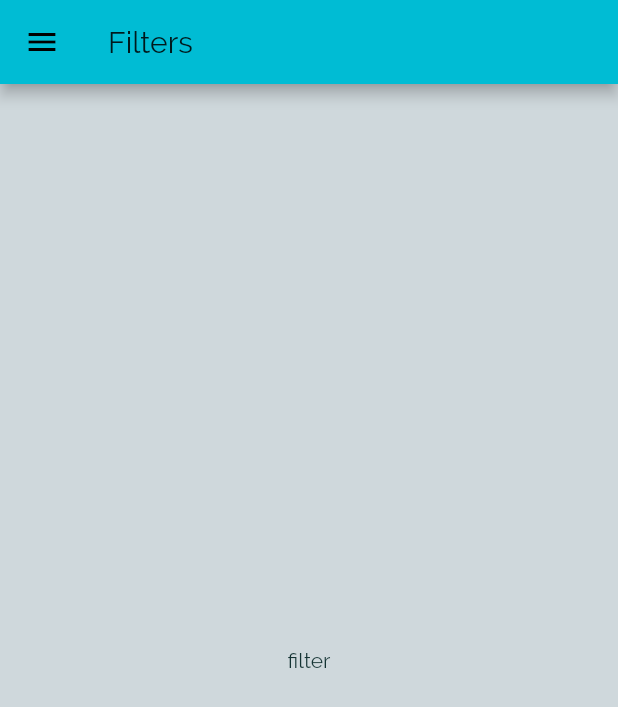
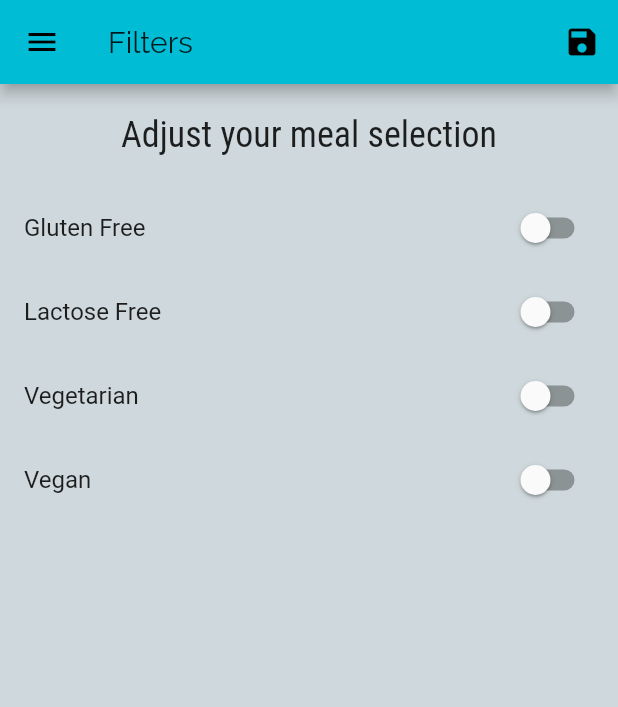
Before and after one commit to adrianbadarau/flutter-meals-app, a Flutter app: the Filter screen opened by its route, on a phone screen of 412 x 824 dp. Shown: the top 707 px of the screen. Run offline on Flutter 3.47's test engine with Material 2 defaults, Android fonts, the phone set to English and light mode, and no system bars.

Commit message:
added filters

```diff
--- a/lib/main.dart
+++ b/lib/main.dart
@@ -1,4 +1,5 @@
 import 'package:flutter/material.dart';
+import 'package:meals_app/dummy_data.dart';
 import 'package:meals_app/pages/categories.dart';
 import 'package:meals_app/pages/category_meals.dart';
 import 'package:meals_app/pages/favorites.dart';
@@ -10,8 +11,43 @@ void main() {
   runApp(MyApp());
 }
 
-class MyApp extends StatelessWidget {
+class MyApp extends StatefulWidget {
   // This widget is the root of your application.
+  @override
+  _MyAppState createState() => _MyAppState();
+}
+
+class _MyAppState extends State<MyApp> {
+  Map<String, bool> _filters = {
+    'glutenFree': false,
+    'lactoseFree': false,
+    'vegetarian': false,
+    'vegan': false
+  };
+
+  var _availableMeals = DUMMY_MEALS;
+
+  void _setFilters(Map<String, bool> filterData) {
+    setState(() {
+      _filters = filterData;
+      _availableMeals = DUMMY_MEALS.where((element) {
+        if(_filters['glutenFree'] && !element.isGlutenFree){
+          return false;
+        }
+        if(_filters['lactoseFree'] && !element.isLactoseFree){
+          return false;
+        }
+        if(_filters['vegetarian'] && !element.isVegetarian){
+          return false;
+        }
+        if(_filters['vegan'] && !element.isVegan){
+          return false;
+        }
+        return true;
+      }).toList();
+    });
+  }
+
   @override
   Widget build(BuildContext context) {
     return MaterialApp(
@@ -29,21 +65,17 @@ class MyApp extends StatelessWidget {
       ),
       routes: {
         Tabs.routeName: (ctx) => Tabs(),
-        CategoryMeals.routeName: (cxt) => CategoryMeals(),
+        CategoryMeals.routeName: (cxt) => CategoryMeals(availableMeals: _availableMeals),
         MealDetail.routeName: (context) => MealDetail(),
         Favorites.routeName: (context) => Favorites(),
         Categories.routeName: (context) => Categories(),
-        Filter.routeName: (context) => Filter()
+        Filter.routeName: (context) => Filter(_setFilters)
       },
-      onGenerateRoute: (settings){
-        return MaterialPageRoute(
-          builder: (context) => Categories()
-        );
+      onGenerateRoute: (settings) {
+        return MaterialPageRoute(builder: (context) => Categories());
       },
-      onUnknownRoute: (settings){
-        return MaterialPageRoute(
-          builder: (context) => Categories()
-        );
+      onUnknownRoute: (settings) {
+        return MaterialPageRoute(builder: (context) => Categories());
       },
     );
   }
--- a/lib/pages/filter.dart
+++ b/lib/pages/filter.dart
@@ -1,19 +1,84 @@
 import 'package:flutter/material.dart';
 import 'package:meals_app/widgets/main_drawer.dart';
 
-class Filter extends StatelessWidget {
+class Filter extends StatefulWidget {
   static const routeName = '/filter';
+
+  final Function saveFliters;
+
+  Filter(this.saveFliters);
+
+  @override
+  _FilterState createState() => _FilterState();
+}
+
+class _FilterState extends State<Filter> {
+  var _glutenFree = false;
+  var _vegetarian = false;
+  var _vegan = false;
+  var _lactoseFree = false;
 
   @override
   Widget build(BuildContext context) {
     return Scaffold(
       appBar: AppBar(
         title: Text('Filters'),
+        actions: [
+          IconButton(
+            icon: Icon(Icons.save),
+            onPressed: (){
+              widget.saveFliters({
+                'glutenFree': _glutenFree,
+                'lactoseFree': _lactoseFree,
+                'vegetarian': _vegetarian,
+                'vegan': _vegan
+              });
+            },
+          )
+        ],
       ),
       drawer: MainDrawer(),
-      body: Center(
-        child: Text('filter'),
+      body: Column(
+        children: [
+          Container(
+            padding: EdgeInsets.all(20),
+            child: Text(
+              'Adjust your meal selection',
+              style: Theme.of(context).textTheme.headline6,
+            ),
+          ),
+          Expanded(
+            child: ListView(
+              children: [
+                _buildFilterSwitch('Gluten Free', _glutenFree, (newValue) {
+                  setState(() {
+                    _glutenFree = newValue;
+                  });
+                }),
+                _buildFilterSwitch('Lactose Free', _lactoseFree, (newValue) {
+                  setState(() {
+                    _lactoseFree = newValue;
+                  });
+                }),
+                _buildFilterSwitch('Vegetarian', _vegetarian, (newValue) {
+                  setState(() {
+                    _vegetarian = newValue;
+                  });
+                }),
+                _buildFilterSwitch('Vegan', _vegan, (newValue) {
+                  setState(() {
+                    _vegan = newValue;
+                  });
+                }),
+              ],
+            ),
+          )
+        ],
       ),
     );
   }
+
+  SwitchListTile _buildFilterSwitch(String title, bool curentValue, Function update) {
+    return SwitchListTile(title: Text(title), value: curentValue, onChanged: update);
+  }
 }
```
Also changed, not shown: lib/pages/category_meals.dart (+7 -2 lines).
